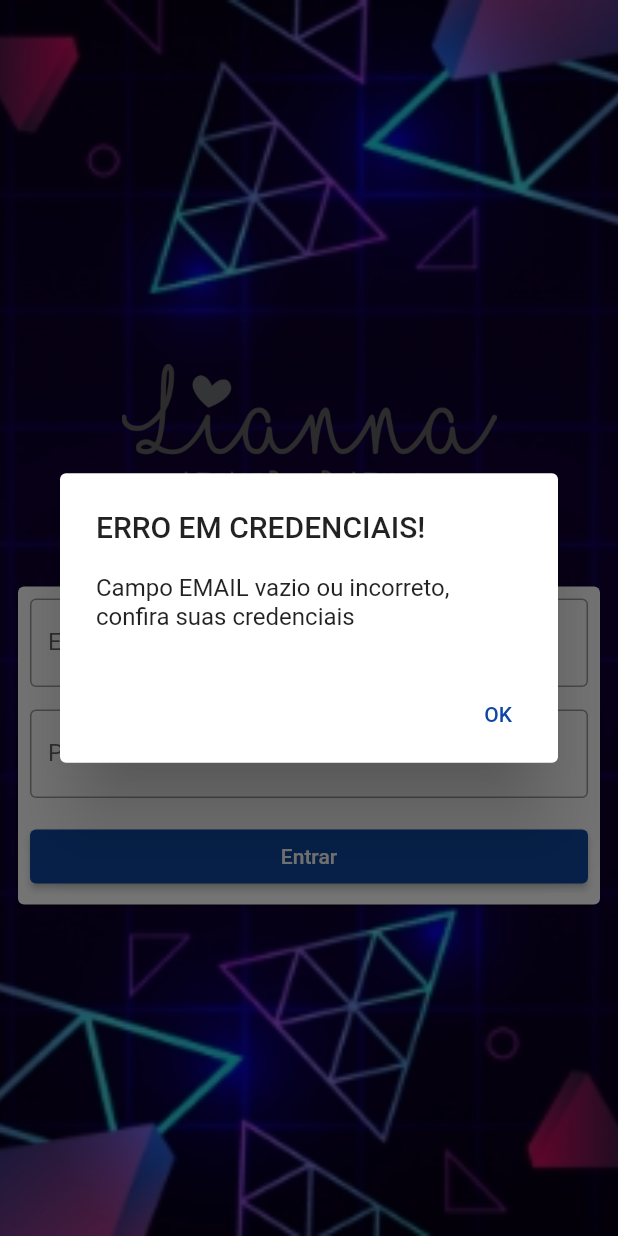
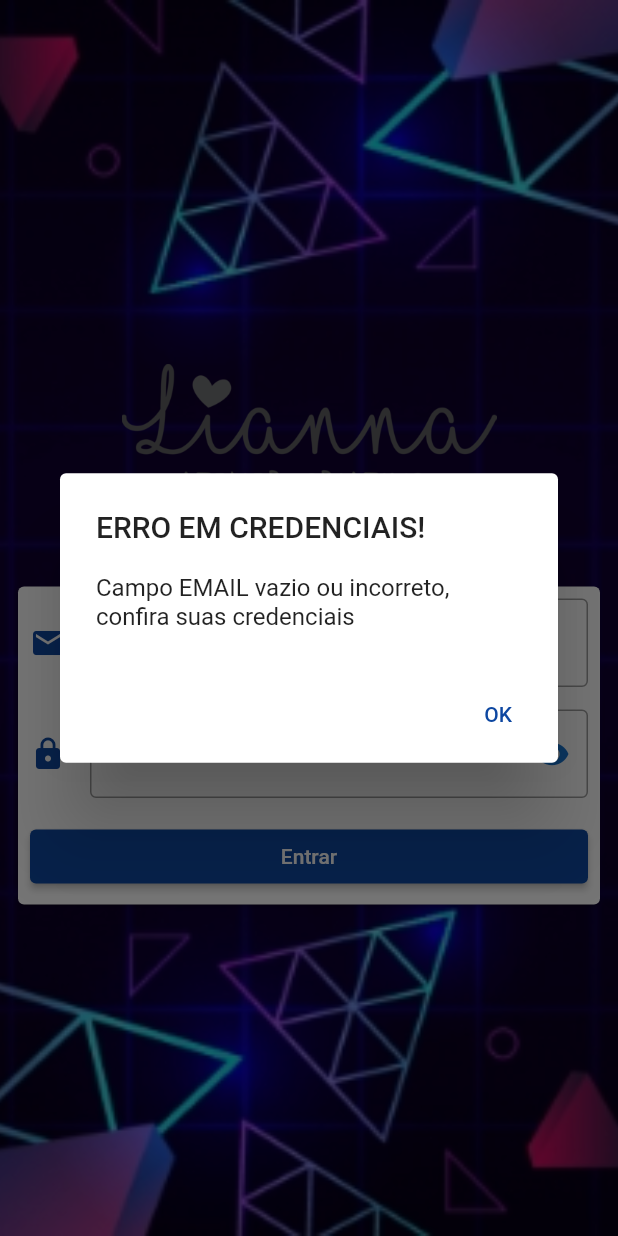
Before and after one commit to L30NARDO/project_x, a Flutter app: the screen it shows after launch, after a tap on "Entrar", on a phone screen of 412 x 824 dp. Run offline on Flutter 3.47's test engine with Material 2 defaults, Android fonts, the phone set to English and light mode, and no system bars.

Commit message:
Change login
use  fake api for do login

```diff
--- /dev/null
+++ b/lib/app/controllers/login_controller.dart
@@ -0,0 +1,18 @@
+import 'package:flutter/material.dart';
+import 'package:project_x/app/data/dummy_login%20.dart';
+import 'package:project_x/app/models/login_model.dart';
+
+class LoginController with ChangeNotifier {
+  final Map<String, Login> _items = {...DUMMY_LOGIN};
+
+  bool verifyLogin(String email, String password) {
+    for (int i = 0; i < _items.length; i++) {
+      if (_items.values.elementAt(i).user.email == email &&
+          _items.values.elementAt(i).password == password) {
+        return true;
+      }
+    }
+
+    return false;
+  }
+}
--- /dev/null
+++ b/lib/app/data/dummy_login .dart
@@ -0,0 +1,29 @@
+import 'package:project_x/app/models/login_model.dart';
+import 'package:project_x/app/models/user_model.dart';
+
+const DUMMY_LOGIN = {
+  '1': const Login(
+      user: User(
+          id: '1',
+          name: "Leonardo Souza",
+          email: 'Teste@teste.com',
+          avatarUrl:
+              'https://cdn.pixabay.com/photo/2014/11/29/19/33/bald-eagle-550804_960_720.jpg'),
+      password: '123'),
+  '2': const Login(
+      user: User(
+          id: '2',
+          name: "Lianna Souza",
+          email: 'lianna@teste.com',
+          avatarUrl:
+              'https://cdn.pixabay.com/photo/2017/04/05/10/45/girl-2204622_960_720.jpg'),
+      password: '123'),
+  '3': const Login(
+      user: User(
+          id: '3',
+          name: "Maria Souza",
+          email: 'maria@teste.com',
+          avatarUrl:
+              'https://cdn.pixabay.com/photo/2015/09/02/12/58/woman-918788_960_720.jpg'),
+      password: '123')
+};
--- /dev/null
+++ b/lib/app/models/login_model.dart
@@ -0,0 +1,8 @@
+import 'package:project_x/app/models/user_model.dart';
+
+class Login {
+  final User user;
+  final String password;
+
+  const Login({required this.user, required this.password});
+}
--- a/lib/app/views/login_view.dart
+++ b/lib/app/views/login_view.dart
@@ -1,4 +1,5 @@
 import 'package:flutter/material.dart';
+import 'package:project_x/app/controllers/login_controller.dart';
 
 class LoginView extends StatefulWidget {
   @override
@@ -8,6 +9,9 @@ class LoginView extends StatefulWidget {
 class _LoginViewState extends State<LoginView> {
   String email = '';
   String password = '';
+  bool obscure = true;
+  late LoginController loginController = new LoginController();
+
   Widget _body() {
     return SingleChildScrollView(
       child: SizedBox(
@@ -30,7 +34,7 @@ class _LoginViewState extends State<LoginView> {
                   padding: const EdgeInsets.all(8.0),
                   child: Column(
                     children: [
-                      TextField(
+                      TextFormField(
                         onChanged: (text) {
                           email = text;
                         },
@@ -38,19 +42,40 @@ class _LoginViewState extends State<LoginView> {
                         decoration: InputDecoration(
                           labelText: 'Email',
                           border: OutlineInputBorder(),
+                          icon: Icon(
+                            Icons.email,
+                            color: Colors.blue[900],
+                          ),
                         ),
                       ),
                       SizedBox(
                         height: 15,
                       ),
-                      TextField(
+                      TextFormField(
                         onChanged: (text) {
                           password = text;
                         },
-                        obscureText: true,
+                        obscureText: obscure,
                         decoration: InputDecoration(
                           labelText: 'Password',
                           border: OutlineInputBorder(),
+                          icon: Icon(
+                            Icons.lock,
+                            color: Colors.blue[900],
+                          ),
+                          suffixIcon: IconButton(
+                            icon: Icon(
+                              // Based on passwordVisible state choose the icon
+                              obscure ? Icons.visibility : Icons.visibility_off,
+                              color: Theme.of(context).primaryColorDark,
+                            ),
+                            onPressed: () {
+                              // Update the state i.e. toogle the state of passwordVisible variable
+                              setState(() {
+                                obscure = !obscure;
+                              });
+                            },
+                          ),
                         ),
                       ),
                       SizedBox(
@@ -62,14 +87,16 @@ class _LoginViewState extends State<LoginView> {
                           onPrimary: Colors.white,
                         ),
                         onPressed: () {
-                          if (email == 'teste@teste.com' &&
-                              password == 'teste') {
+                          print(loginController.verifyLogin(email, password));
+                          // if (email == 'teste@teste.com' &&
+                          //     password == 'teste') {
+                          if (loginController.verifyLogin(email, password)) {
                             Navigator.of(context).pushReplacementNamed('/home'
                                 //pushReplacement(
                                 //    MaterialPageRoute(builder: (context) => HomePage()),
                                 );
                           } else {
-                            if (email != 'teste@teste.com') {
+                            if (email == '') {
                               showAlertDialog1(context,
                                   'Campo EMAIL vazio ou incorreto, confira suas credenciais');
                             } else {
```
